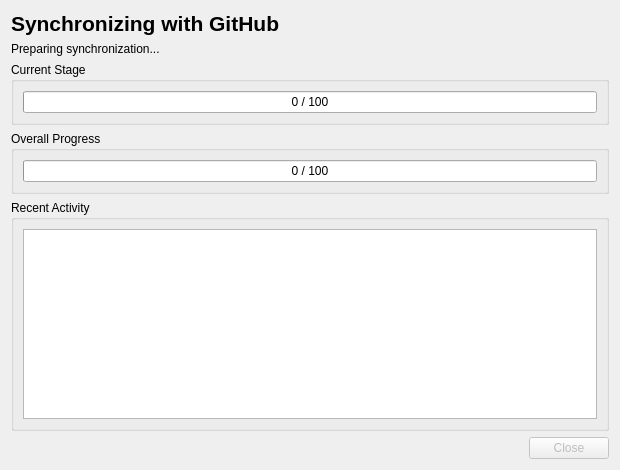
ajr32/GitMap, file gitmap/gui/user_interfaces/sync_progress_dialog.ui: the form before one commit.
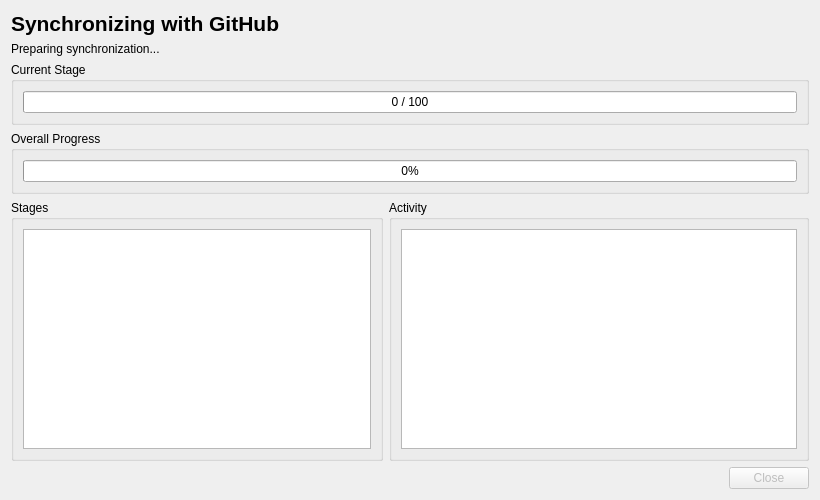
The form after the commit.

What changed in the file:
```diff
--- a/gitmap/gui/user_interfaces/sync_progress_dialog.ui
+++ b/gitmap/gui/user_interfaces/sync_progress_dialog.ui
@@ -4,11 +4,17 @@
  <widget class="QDialog" name="SyncProgressDialog">
   <property name="geometry">
    <rect>
-    <x>0</x><y>0</y><width>620</width><height>470</height>
+    <x>0</x>
+    <y>0</y>
+    <width>820</width>
+    <height>500</height>
    </rect>
   </property>
   <property name="minimumSize">
-   <size><width>560</width><height>420</height></size>
+   <size>
+    <width>720</width>
+    <height>450</height>
+   </size>
   </property>
   <property name="windowTitle">
    <string>GitHub Synchronization</string>
@@ -68,24 +74,60 @@
          <number>0</number>
         </property>
         <property name="format">
-         <string>%v / %m</string>
+         <string>%p%</string>
         </property>
        </widget>
       </item>
      </layout>
     </widget>
    </item>
+
+   <item>
+    <layout class="QHBoxLayout" name="details_layout">
+     <property name="stretch">
+      <string>35,65</string>
+     </property>
+
+     <item>
+      <widget class="QGroupBox" name="stages_group">
+       <property name="title">
+        <string>Stages</string>
+       </property>
+       <property name="minimumSize">
+        <size>
+         <width>220</width>
+         <height>190</height>
+        </size>
+       </property>
+       <layout class="QVBoxLayout" name="stages_layout">
+        <item>
+         <widget class="QListWidget" name="stages_list">
+          <property name="focusPolicy">
+           <enum>Qt::FocusPolicy::NoFocus</enum>
+          </property>
+          <property name="selectionMode">
+           <enum>QAbstractItemView::SelectionMode::NoSelection</enum>
+          </property>
+         </widget>
+        </item>
+       </layout>
+      </widget>
+     </item>
+
    <item>
     <widget class="QGroupBox" name="activity_group">
      <property name="title">
-      <string>Recent Activity</string>
+        <string>Activity</string>
+       </property>
+       <property name="minimumSize">
+        <size>
+         <width>420</width>
+         <height>190</height>
+        </size>
      </property>
      <layout class="QVBoxLayout" name="activity_layout">
       <item>
        <widget class="QListWidget" name="activity_list">
-        <property name="minimumSize">
-         <size><width>0</width><height>160</height></size>
-        </property>
         <property name="focusPolicy">
          <enum>Qt::FocusPolicy::NoFocus</enum>
         </property>
@@ -97,6 +139,10 @@
      </layout>
     </widget>
    </item>
+
+    </layout>
+   </item>
+
    <item>
     <layout class="QHBoxLayout" name="button_layout">
      <item>
```
Left out of the diff: 14 changed lines with no effect on the pictures. Lines whose indentation alone changed are shown as unchanged.
